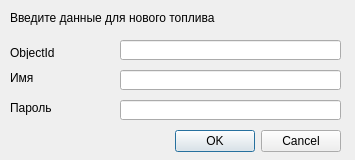
Above: dataBaseFirebird/dialogs/addobjectdialog.ui from Evgeniykull/DataBase before the change. Below: the same form after it.
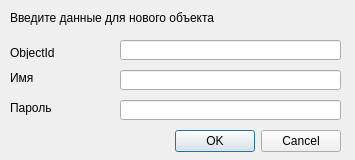
That is the form after the change.

Diff of the .ui file:
```diff
--- a/dataBaseFirebird/dialogs/addobjectdialog.ui
+++ b/dataBaseFirebird/dialogs/addobjectdialog.ui
@@ -51,7 +51,7 @@
     </rect>
    </property>
    <property name="text">
-    <string>Введите данные для нового топлива</string>
+    <string>Введите данные для нового объекта</string>
    </property>
   </widget>
   <widget class="QLabel" name="label">
```
Left out of the diff: 2 changed lines with no effect on the pictures.
